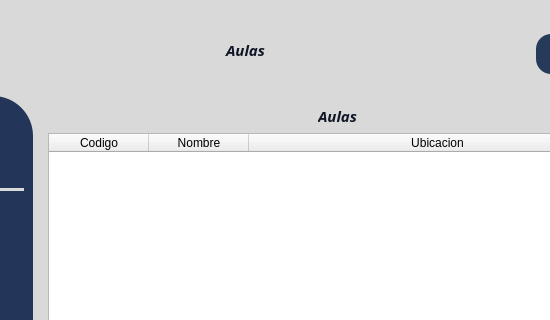
Before: the Qt Designer form ui/aulas.ui in Reinaldito04/IUTA----HORARIOS, drawn with Qt 5; both pictures show x 155 to 705 and y 0 to 320 of the 800 by 700 pixel window.
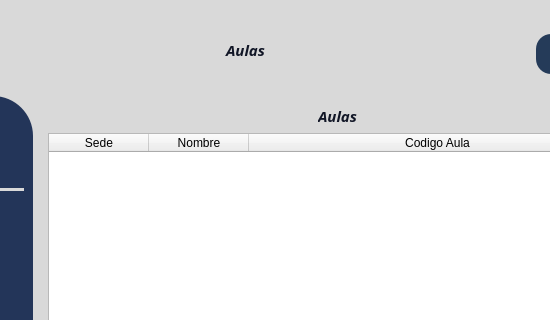
After: the same form once the commit is applied. The open tabs and pages were chosen to show the change. Icons and pictures are not drawn.

The edit to the form file:
```diff
--- a/ui/aulas.ui
+++ b/ui/aulas.ui
@@ -795,7 +795,7 @@
             </attribute>
             <column>
              <property name="text">
-              <string>Codigo</string>
+              <string>Sede</string>
              </property>
             </column>
             <column>
@@ -805,7 +805,7 @@
             </column>
             <column>
              <property name="text">
-              <string>Ubicacion</string>
+              <string>Codigo Aula</string>
              </property>
             </column>
            </widget>
```
Left out of the diff: 2 changed lines with no effect on the pictures.
